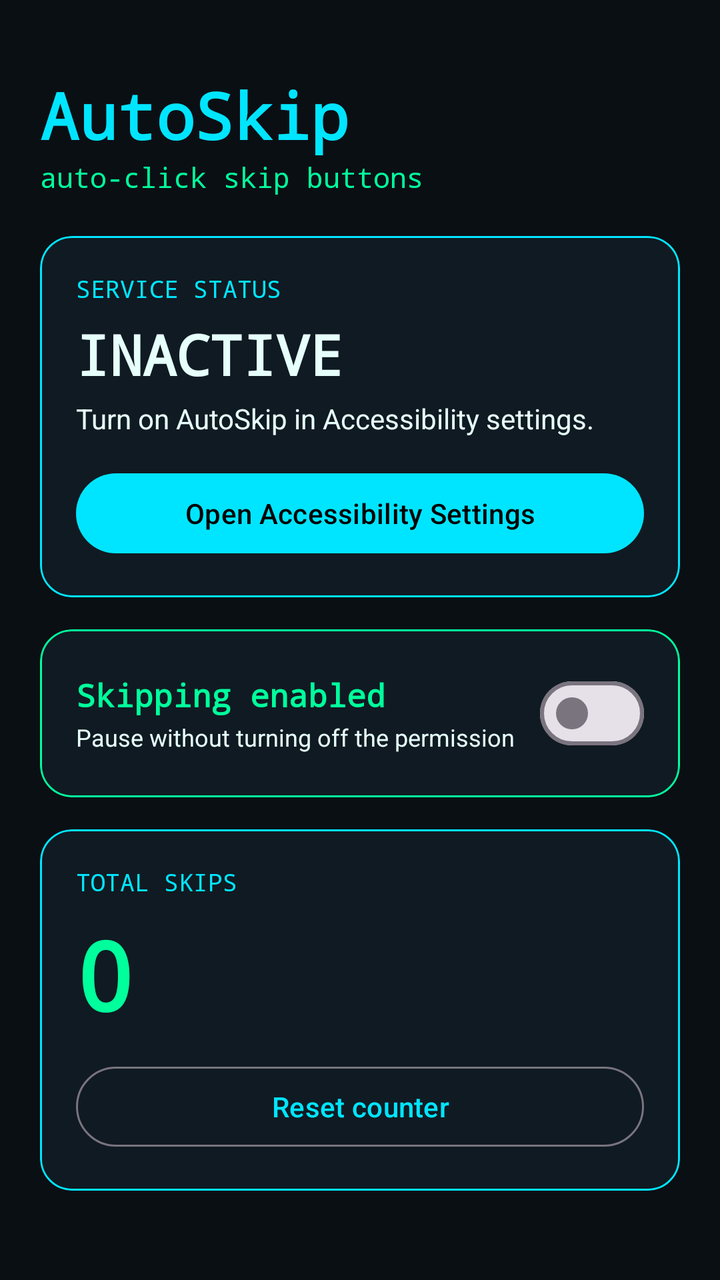
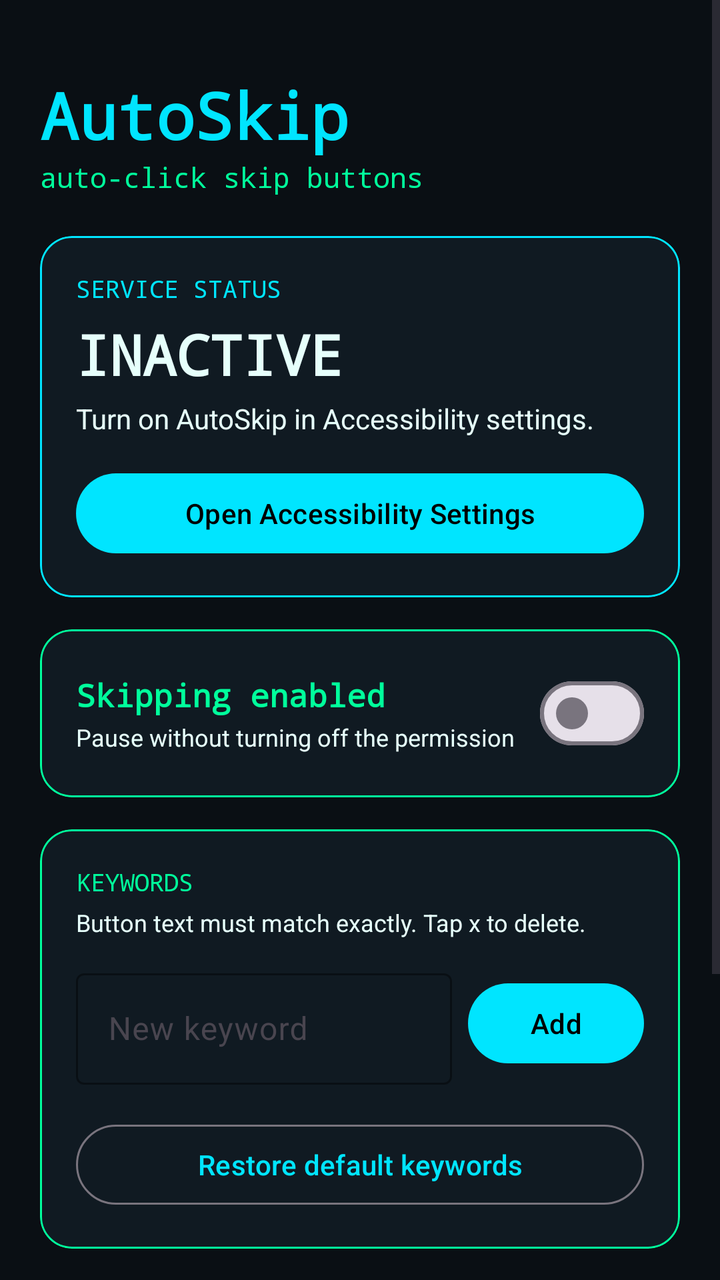

An Android layout rendered at two revisions. The XML below is the earlier revision; the diff shows what the commit changed to produce the second picture.
<!-- AndroidManifest.xml: application theme Theme.AutoSkip -->
<!-- res/layout/activity_main.xml -->
<?xml version="1.0" encoding="utf-8"?>
<ScrollView xmlns:android="http://schemas.android.com/apk/res/android"
    xmlns:app="http://schemas.android.com/apk/res-auto"
    android:layout_width="match_parent"
    android:layout_height="match_parent"
    android:background="@color/bg_black"
    android:fillViewport="true">

    <LinearLayout
        android:layout_width="match_parent"
        android:layout_height="wrap_content"
        android:orientation="vertical"
        android:padding="20dp">

        <TextView
            android:id="@+id/tvTitle"
            android:layout_width="wrap_content"
            android:layout_height="wrap_content"
            android:layout_marginTop="16dp"
            android:fontFamily="monospace"
            android:text="@string/title_text"
            android:textColor="@color/neon_cyan"
            android:textSize="32sp"
            android:textStyle="bold" />

        <TextView
            android:id="@+id/tvSubtitle"
            android:layout_width="wrap_content"
            android:layout_height="wrap_content"
            android:layout_marginBottom="20dp"
            android:fontFamily="monospace"
            android:text="@string/subtitle_text"
            android:textColor="@color/neon_green"
            android:textSize="14sp" />

        
        <com.google.android.material.card.MaterialCardView
            android:layout_width="match_parent"
            android:layout_height="wrap_content"
            android:layout_marginBottom="16dp"
            app:cardBackgroundColor="@color/surface_dark"
            app:cardCornerRadius="16dp"
            app:cardElevation="0dp"
            app:strokeColor="@color/neon_cyan"
            app:strokeWidth="1dp">

            <LinearLayout
                android:layout_width="match_parent"
                android:layout_height="wrap_content"
                android:orientation="vertical"
                android:padding="18dp">

                <TextView
                    android:layout_width="wrap_content"
                    android:layout_height="wrap_content"
                    android:fontFamily="monospace"
                    android:text="@string/status_label"
                    android:textColor="@color/neon_cyan"
                    android:textSize="12sp" />

                <TextView
                    android:id="@+id/tvStatus"
                    android:layout_width="wrap_content"
                    android:layout_height="wrap_content"
                    android:layout_marginTop="6dp"
                    android:fontFamily="monospace"
                    android:text="@string/status_inactive"
                    android:textColor="@color/text_main"
                    android:textSize="28sp"
                    android:textStyle="bold" />

                <TextView
                    android:id="@+id/tvStatusHint"
                    android:layout_width="wrap_content"
                    android:layout_height="wrap_content"
                    android:layout_marginTop="4dp"
                    android:text="@string/status_hint_inactive"
                    android:textColor="@color/text_main"
                    android:textSize="14sp" />

                <com.google.android.material.button.MaterialButton
                    android:id="@+id/btnOpenSettings"
                    android:layout_width="match_parent"
                    android:layout_height="wrap_content"
                    android:layout_marginTop="14dp"
                    android:text="@string/btn_open_settings" />
            </LinearLayout>
        </com.google.android.material.card.MaterialCardView>

        
        <com.google.android.material.card.MaterialCardView
            android:layout_width="match_parent"
            android:layout_height="wrap_content"
            android:layout_marginBottom="16dp"
            app:cardBackgroundColor="@color/surface_dark"
            app:cardCornerRadius="16dp"
            app:cardElevation="0dp"
            app:strokeColor="@color/neon_green"
            app:strokeWidth="1dp">

            <LinearLayout
                android:layout_width="match_parent"
                android:layout_height="wrap_content"
                android:gravity="center_vertical"
                android:orientation="horizontal"
                android:padding="18dp">

                <LinearLayout
                    android:layout_width="0dp"
                    android:layout_height="wrap_content"
                    android:layout_weight="1"
                    android:orientation="vertical">

                    <TextView
                        android:layout_width="wrap_content"
                        android:layout_height="wrap_content"
                        android:fontFamily="monospace"
                        android:text="@string/toggle_title"
                        android:textColor="@color/neon_green"
                        android:textSize="16sp"
                        android:textStyle="bold" />

                    <TextView
                        android:layout_width="wrap_content"
                        android:layout_height="wrap_content"
                        android:layout_marginTop="2dp"
                        android:text="@string/toggle_hint"
                        android:textColor="@color/text_main"
                        android:textSize="12sp" />
                </LinearLayout>

                <com.google.android.material.materialswitch.MaterialSwitch
                    android:id="@+id/switchEnabled"
                    android:layout_width="wrap_content"
                    android:layout_height="wrap_content" />
            </LinearLayout>
        </com.google.android.material.card.MaterialCardView>

        
        <com.google.android.material.card.MaterialCardView
            android:layout_width="match_parent"
            android:layout_height="wrap_content"
            app:cardBackgroundColor="@color/surface_dark"
            app:cardCornerRadius="16dp"
            app:cardElevation="0dp"
            app:strokeColor="@color/neon_cyan"
            app:strokeWidth="1dp">

            <LinearLayout
                android:layout_width="match_parent"
                android:layout_height="wrap_content"
                android:orientation="vertical"
                android:padding="18dp">

                <TextView
                    android:layout_width="wrap_content"
                    android:layout_height="wrap_content"
                    android:fontFamily="monospace"
                    android:text="@string/counter_label"
                    android:textColor="@color/neon_cyan"
                    android:textSize="12sp" />

                <TextView
                    android:id="@+id/tvCount"
                    android:layout_width="wrap_content"
                    android:layout_height="wrap_content"
                    android:layout_marginTop="6dp"
                    android:fontFamily="monospace"
                    android:text="0"
                    android:textColor="@color/neon_green"
                    android:textSize="48sp"
                    android:textStyle="bold" />

                <com.google.android.material.button.MaterialButton
                    android:id="@+id/btnReset"
                    style="@style/Widget.Material3.Button.OutlinedButton"
                    android:layout_width="match_parent"
                    android:layout_height="wrap_content"
                    android:layout_marginTop="10dp"
                    android:text="@string/btn_reset" />
            </LinearLayout>
        </com.google.android.material.card.MaterialCardView>

    </LinearLayout>
</ScrollView>
<!-- resources referenced by this layout -->
<resources>
  <color name="bg_black">#0A0F14</color>
  <color name="neon_cyan">#00E5FF</color>
  <color name="neon_green">#00FF9C</color>
  <color name="surface_dark">#101A22</color>
  <color name="text_main">#E6FFFB</color>
  <string name="btn_open_settings">Open Accessibility Settings</string>
  <string name="btn_reset">Reset counter</string>
  <string name="counter_label">TOTAL SKIPS</string>
  <string name="status_hint_inactive">Turn on AutoSkip in Accessibility settings.</string>
  <string name="status_inactive">INACTIVE</string>
  <string name="status_label">SERVICE STATUS</string>
  <string name="subtitle_text">auto-click skip buttons</string>
  <string name="title_text">AutoSkip</string>
  <string name="toggle_hint">Pause without turning off the permission</string>
  <string name="toggle_title">Skipping enabled</string>
  <style name="Theme.AutoSkip" parent="Theme.Material3.DayNight.NoActionBar">
          <item name="colorPrimary">@color/neon_cyan</item>
          <item name="colorOnPrimary">@color/black</item>
          <item name="colorSecondary">@color/neon_green</item>
          <item name="colorOnSecondary">@color/black</item>
          <item name="android:colorBackground">@color/bg_black</item>
          <item name="colorSurface">@color/surface_dark</item>
          <item name="colorOnSurface">@color/text_main</item>
          <item name="android:windowBackground">@color/bg_black</item>
          <item name="android:statusBarColor">@color/bg_black</item>
          <item name="android:navigationBarColor">@color/bg_black</item>
      </style>
  <color name="black">#000000</color>
</resources>

<!-- the commit's change to res/layout/activity_main.xml (unified diff, before → after) -->
@@ -140,6 +140,90 @@
         <com.google.android.material.card.MaterialCardView
             android:layout_width="match_parent"
             android:layout_height="wrap_content"
+            android:layout_marginBottom="16dp"
+            app:cardBackgroundColor="@color/surface_dark"
+            app:cardCornerRadius="16dp"
+            app:cardElevation="0dp"
+            app:strokeColor="@color/neon_green"
+            app:strokeWidth="1dp">
+
+            <LinearLayout
+                android:layout_width="match_parent"
+                android:layout_height="wrap_content"
+                android:orientation="vertical"
+                android:padding="18dp">
+
+                <TextView
+                    android:layout_width="wrap_content"
+                    android:layout_height="wrap_content"
+                    android:fontFamily="monospace"
+                    android:text="@string/keywords_label"
+                    android:textColor="@color/neon_green"
+                    android:textSize="12sp" />
+
+                <TextView
+                    android:layout_width="wrap_content"
+                    android:layout_height="wrap_content"
+                    android:layout_marginTop="4dp"
+                    android:text="@string/keywords_hint"
+                    android:textColor="@color/text_main"
+                    android:textSize="12sp" />
+
+                <LinearLayout
+                    android:layout_width="match_parent"
+                    android:layout_height="wrap_content"
+                    android:layout_marginTop="12dp"
+                    android:gravity="center_vertical"
+                    android:orientation="horizontal">
+
+                    <com.google.android.material.textfield.TextInputLayout
+                        style="@style/Widget.Material3.TextInputLayout.OutlinedBox"
+                        android:layout_width="0dp"
+                        android:layout_height="wrap_content"
+                        android:layout_weight="1"
+                        android:hint="@string/keyword_input_hint"
+                        app:boxStrokeColor="@color/neon_cyan"
+                        app:hintTextColor="@color/neon_cyan">
+
+                        <com.google.android.material.textfield.TextInputEditText
+                            android:id="@+id/etKeyword"
+                            android:layout_width="match_parent"
+                            android:layout_height="wrap_content"
+                            android:imeOptions="actionDone"
+                            android:inputType="text"
+                            android:maxLength="40"
+                            android:maxLines="1"
+                            android:textColor="@color/text_main" />
+                    </com.google.android.material.textfield.TextInputLayout>
+
+                    <com.google.android.material.button.MaterialButton
+                        android:id="@+id/btnAddKeyword"
+                        android:layout_width="wrap_content"
+                        android:layout_height="wrap_content"
+                        android:layout_marginStart="8dp"
+                        android:text="@string/btn_add" />
+                </LinearLayout>
+
+                <com.google.android.material.chip.ChipGroup
+                    android:id="@+id/chipGroupKeywords"
+                    android:layout_width="match_parent"
+                    android:layout_height="wrap_content"
+                    android:layout_marginTop="8dp" />
+
+                <com.google.android.material.button.MaterialButton
+                    android:id="@+id/btnDefaults"
+                    style="@style/Widget.Material3.Button.OutlinedButton"
+                    android:layout_width="match_parent"
+                    android:layout_height="wrap_content"
+                    android:layout_marginTop="8dp"
+                    android:text="@string/btn_defaults" />
+            </LinearLayout>
+        </com.google.android.material.card.MaterialCardView>
+
+        
+        <com.google.android.material.card.MaterialCardView
+            android:layout_width="match_parent"
+            android:layout_height="wrap_content"
             app:cardBackgroundColor="@color/surface_dark"
             app:cardCornerRadius="16dp"
             app:cardElevation="0dp"
<!-- resource entries referenced after the edit -->
@@ -5,9 +5,14 @@
   <color name="neon_green">#00FF9C</color>
   <color name="surface_dark">#101A22</color>
   <color name="text_main">#E6FFFB</color>
+  <string name="btn_add">Add</string>
+  <string name="btn_defaults">Restore default keywords</string>
   <string name="btn_open_settings">Open Accessibility Settings</string>
   <string name="btn_reset">Reset counter</string>
   <string name="counter_label">TOTAL SKIPS</string>
+  <string name="keyword_input_hint">New keyword</string>
+  <string name="keywords_hint">Button text must match exactly. Tap x to delete.</string>
+  <string name="keywords_label">KEYWORDS</string>
   <string name="status_hint_inactive">Turn on AutoSkip in Accessibility settings.</string>
   <string name="status_inactive">INACTIVE</string>
   <string name="status_label">SERVICE STATUS</string>
